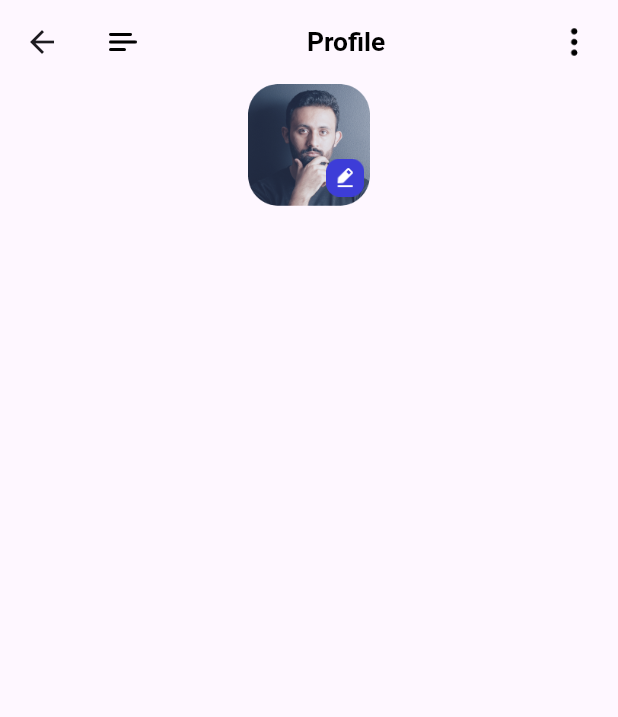
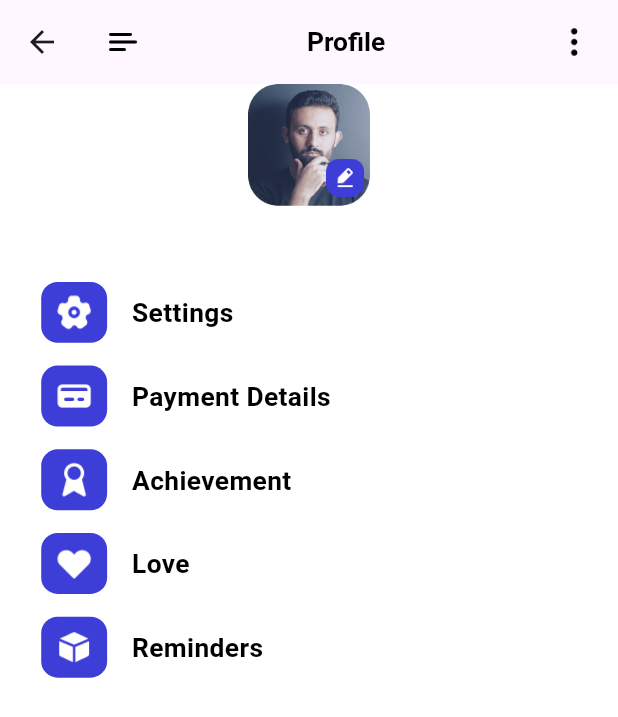
Before and after one commit to cjchika/eLearn, a Flutter app: the ProfilePage screen opened directly, on a phone screen of 412 x 824 dp. Shown: the top 717 px of the screen. Run offline on Flutter 3.47's test engine with Material 2 defaults, Android fonts, the phone set to English and light mode, and no system bars; our stand-ins replace cloud_firestore, dots_indicator, firebase_auth, firebase_core, flutter_bloc, flutter_screenutil and 2 more; accounts and stored records are empty.

```diff
--- a/lib/pages/home/widgets/home_page_widgets.dart
+++ b/lib/pages/home/widgets/home_page_widgets.dart
@@ -9,6 +9,7 @@ import 'package:flutter_screenutil/flutter_screenutil.dart';
 
 AppBar buildAppBar() {
   return AppBar(
+    backgroundColor: Colors.white,
     title: Container(
       margin: EdgeInsets.only(left: 7.w, right: 7.w),
       child: Row(
--- a/lib/pages/profile/profile.dart
+++ b/lib/pages/profile/profile.dart
@@ -13,26 +13,18 @@ class _ProfileStatePage extends State<ProfilePage> {
   @override
   Widget build(BuildContext context) {
     return Scaffold(
+      backgroundColor: Colors.white,
       appBar: buildAppbar(),
       body: SingleChildScrollView(
         child: SizedBox(
           width: MediaQuery.of(context).size.width,
           child: Column(
             children: [
-              Container(
-                alignment: Alignment.bottomRight,
-                padding: EdgeInsets.only(right: 6.h, bottom: 6.h),
-                width: 80.w,
-                height: 80.h,
-                decoration: BoxDecoration(
-                  borderRadius: BorderRadius.circular(20.w),
-                  image: const DecorationImage(
-                      image: AssetImage("assets/icons/headpic.png")),
-                ),
-                child: Image(
-                    width: 25.w,
-                    height: 25.h,
-                    image: const AssetImage("assets/icons/edit_3.png")),
+              profileIconAndEditButton(),
+              SizedBox(height: 50.h),
+              Padding(
+                padding: EdgeInsets.only(left: 25.w),
+                child: buildListView(),
               )
             ],
           ),
--- a/lib/pages/profile/widgets/profile_widgets.dart
+++ b/lib/pages/profile/widgets/profile_widgets.dart
@@ -16,9 +16,9 @@ AppBar buildAppbar() {
           Text(
             "Profile",
             style: TextStyle(
-              color: AppColors.primaryText,
-              fontWeight: FontWeight.bold,fontSize: 16.sp
-            ),
+                color: AppColors.primaryText,
+                fontWeight: FontWeight.bold,
+                fontSize: 16.sp),
           ),
           SizedBox(
             width: 24.w,
@@ -30,3 +30,69 @@ AppBar buildAppbar() {
     ),
   );
 }
+
+// PROFILE ICON AND EDIT BUTTON
+Widget profileIconAndEditButton() {
+  return Container(
+    alignment: Alignment.bottomRight,
+    padding: EdgeInsets.only(right: 6.h, bottom: 6.h),
+    width: 80.w,
+    height: 80.h,
+    decoration: BoxDecoration(
+      borderRadius: BorderRadius.circular(20.w),
+      image:
+          const DecorationImage(image: AssetImage("assets/icons/headpic.png")),
+    ),
+    child: Image(
+        width: 25.w,
+        height: 25.h,
+        image: const AssetImage("assets/icons/edit_3.png")),
+  );
+}
+
+// SETTINGS SECTION BUTTONS
+var imagesInfo = <String, String>{
+  "Settings": "settings.png",
+  "Payment Details": "credit-card.png",
+  "Achievement": "award.png",
+  "Love":"heart(1).png",
+  "Reminders":"cube.png"
+};
+
+Widget buildListView() {
+  return Column(
+    children: [
+      ...List.generate(
+          imagesInfo.length,
+          (index) => GestureDetector(
+                child: Container(
+                  margin: EdgeInsets.only(bottom: 15.h),
+                  child: Row(
+                    children: [
+                      Container(
+                        width: 40.w,
+                        height: 40.h,
+                        padding: const EdgeInsets.all(7.0),
+                        decoration: BoxDecoration(
+                          borderRadius: BorderRadius.circular(10.w),
+                          color: AppColors.primaryElement,
+                        ),
+                        child: Image.asset("assets/icons/${imagesInfo.values.elementAt(
+                            index)}"),
+                      ),
+                      SizedBox(width: 15.w),
+                      Text(
+                        imagesInfo.keys.elementAt(index),
+                        style: TextStyle(
+                          color: AppColors.primaryText,
+                          fontWeight: FontWeight.bold,
+                          fontSize: 16.sp,
+                        ),
+                      )
+                    ],
+                  ),
+                ),
+              ))
+    ],
+  );
+}
```
Also changed, not shown: lib/pages/profile/settings/bloc/settings_blocs.dart (added), lib/pages/profile/settings/bloc/settings_events.dart (added), lib/pages/profile/settings/bloc/settings_states.dart (added), lib/pages/profile/settings/settings_page.dart (added).
